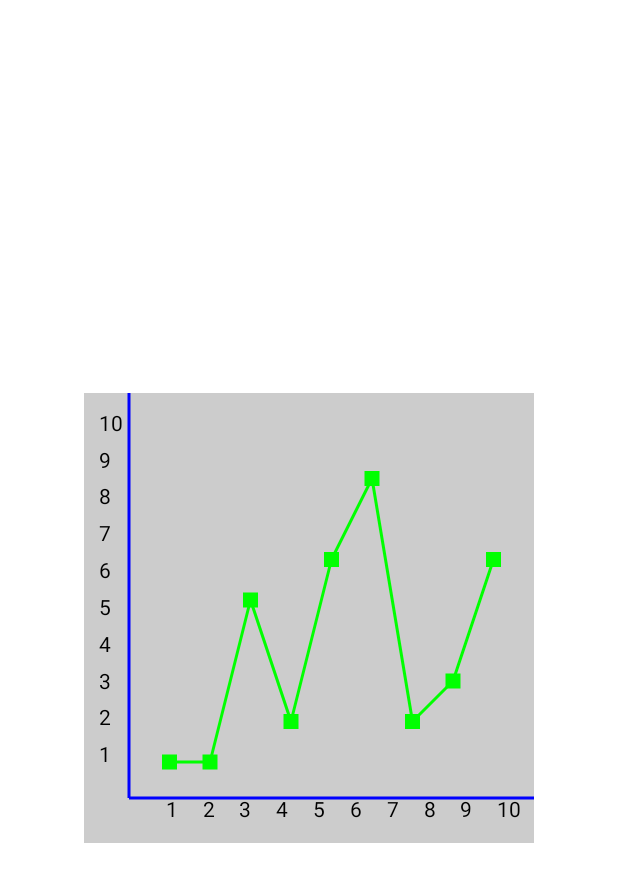
After one commit to iWeLogic/CustomViews, an Android app built with Jetpack Compose: the composable ChartScreen shown on its own in the app's theme, on a phone screen of 412 x 824 dp. The commit adds this screen. Shown: the top 882 px of the screen. Run offline under Robolectric (Android 15) with nearby library versions, the phone set to English and light mode, and no system bars.

Commit message:
base chart

```diff
--- a/app/src/main/java/com/iwelogic/custom/views/MainActivity.kt
+++ b/app/src/main/java/com/iwelogic/custom/views/MainActivity.kt
@@ -7,9 +7,10 @@ import androidx.navigation.compose.NavHost
 import androidx.navigation.compose.composable
 import androidx.navigation.compose.rememberNavController
 import com.iwelogic.custom.views.ui.MainScreen
+import com.iwelogic.custom.views.ui.chart.ChartScreen
 import com.iwelogic.custom.views.ui.navigation.Routes
 import com.iwelogic.custom.views.ui.screens.progress.ProgressScreen
-import com.iwelogic.custom.views.ui.screens.selector.PickerScreen
+import com.iwelogic.custom.views.ui.screens.picker.PickerScreen
 import com.iwelogic.custom.views.ui.theme.CustomViewsTheme
 
 class MainActivity : ComponentActivity() {
@@ -28,6 +29,9 @@ class MainActivity : ComponentActivity() {
                     composable(Routes.PICKER.route) {
                         PickerScreen()
                     }
+                    composable(Routes.CHART.route) {
+                        ChartScreen()
+                    }
                 }
             }
         }
--- /dev/null
+++ b/app/src/main/java/com/iwelogic/custom/views/ui/chart/Chart.kt
@@ -0,0 +1,135 @@
+package com.iwelogic.custom.views.ui.chart
+
+import android.util.Log
+import android.view.MotionEvent
+import androidx.compose.foundation.Canvas
+import androidx.compose.runtime.Composable
+import androidx.compose.runtime.mutableStateOf
+import androidx.compose.runtime.remember
+import androidx.compose.ui.ExperimentalComposeUiApi
+import androidx.compose.ui.Modifier
+import androidx.compose.ui.geometry.Offset
+import androidx.compose.ui.graphics.Color
+import androidx.compose.ui.graphics.PointMode
+import androidx.compose.ui.input.pointer.pointerInteropFilter
+import androidx.compose.ui.text.ExperimentalTextApi
+import androidx.compose.ui.text.drawText
+import androidx.compose.ui.text.rememberTextMeasurer
+import androidx.compose.ui.unit.dp
+
+
+@OptIn(ExperimentalTextApi::class, ExperimentalComposeUiApi::class)
+@Composable
+fun Chart(
+    modifier: Modifier,
+    values: List<Point>
+) {
+    val startDate = System.currentTimeMillis() - 10000
+    val endDate = System.currentTimeMillis()
+
+    val yStart = 110
+    val yEnd = 200
+
+    val lastTouchY = remember {
+        mutableStateOf(0.0f)
+    }
+
+    val lastTouchX = remember {
+        mutableStateOf(0.0f)
+    }
+
+    val textMeasurer = rememberTextMeasurer()
+
+    Canvas(modifier = modifier.pointerInteropFilter { motionEvent ->
+
+        when (motionEvent.action) {
+            MotionEvent.ACTION_DOWN -> {
+                lastTouchX.value = motionEvent.x
+            }
+            MotionEvent.ACTION_UP -> {
+                lastTouchX.value = motionEvent.x
+            }
+        }
+        true
+    }) {
+
+        val padding = 30.dp.toPx()
+
+        drawLine(
+            start = Offset(x = padding, y = size.height - padding),
+            end = Offset(x = size.width, y = size.height - padding),
+            color = Color.Blue,
+            strokeWidth = 2.dp.toPx()
+        )
+
+        drawLine(
+            start = Offset(x = 0 + padding, y = 0f),
+            end = Offset(x = 0 + padding, y = size.height - padding),
+            color = Color.Blue,
+            strokeWidth = 2.dp.toPx()
+        )
+
+        for (i in 0..10) {
+            if (i == 0) continue
+            val delays = (size.height - padding) / 11 * i
+
+            drawText(
+                topLeft = Offset(x = padding / 3, y = size.height - padding - 12.dp.toPx() - delays),
+                textMeasurer = textMeasurer,
+                text = "$i"
+            )
+        }
+
+        for (i in 0..10) {
+
+            if (i == 0) continue
+            val delays = (size.height - padding) / 11 * i
+
+            drawText(
+                topLeft = Offset(x = padding + delays, y = size.height - padding),
+                textMeasurer = textMeasurer,
+                text = "$i"
+            )
+        }
+
+        val deltaY = size.height - padding
+        val deltaX = size.width - padding
+
+        val points = listOf(
+            Offset(padding + deltaX * 0.1f, y = padding + deltaY * 0.8f),
+            Offset(padding + deltaX * 0.2f, y = padding + deltaY * 0.8f),
+            Offset(padding + deltaX * 0.3f, y = padding + deltaY * 0.4f),
+            Offset(padding + deltaX * 0.4f, y = padding + deltaY * 0.7f),
+            Offset(padding + deltaX * 0.5f, y = padding + deltaY * 0.3f),
+            Offset(padding + deltaX * 0.6f, y = padding + deltaY * 0.1f),
+            Offset(padding + deltaX * 0.7f, y = padding + deltaY * 0.7f),
+            Offset(padding + deltaX * 0.8f, y = padding + deltaY * 0.6f),
+            Offset(padding + deltaX * 0.9f, y = padding + deltaY * 0.3f),
+        )
+
+        Log.w("myLog", "_Chart: ${lastTouchX.value}")
+
+        drawPoints(
+            points = points,
+            strokeWidth = 10.dp.toPx(),
+            pointMode = PointMode.Points,
+            color = if (lastTouchX.value > 300f) Color.Blue else Color.Green
+        )
+
+        for (i in points.indices) {
+            if (i < points.size - 1) {
+                drawLine(
+                    start = points[i],
+                    end = points[i + 1],
+                    color = Color.Green,
+                    strokeWidth = 2.dp.toPx()
+                )
+            }
+        }
+    }
+}
+
+data class Point(
+    val x: Int = 0,
+    val y: Int = 0
+)
--- /dev/null
+++ b/app/src/main/java/com/iwelogic/custom/views/ui/chart/ChartScreen.kt
@@ -0,0 +1,27 @@
+package com.iwelogic.custom.views.ui.chart
+
+import androidx.compose.foundation.background
+import androidx.compose.foundation.layout.Box
+import androidx.compose.foundation.layout.fillMaxSize
+import androidx.compose.foundation.layout.height
+import androidx.compose.foundation.layout.width
+import androidx.compose.runtime.Composable
+import androidx.compose.ui.Alignment
+import androidx.compose.ui.Modifier
+import androidx.compose.ui.graphics.Color
+import androidx.compose.ui.unit.dp
+
+@Composable
+fun ChartScreen() {
+
+    Box(modifier = Modifier.fillMaxSize()) {
+        Chart(
+            Modifier
+                .height(300.dp)
+                .width(300.dp)
+                .background(Color.LightGray)
+                .align(Alignment.Center),
+            ArrayList()
+        )
+    }
+}
--- /dev/null
+++ b/app/src/main/java/com/iwelogic/custom/views/ui/chart/ChartState.kt
@@ -0,0 +1,5 @@
+package com.iwelogic.custom.views.ui.chart
+
+data class ChartState(
+    var progress: Boolean = false
+)
--- /dev/null
+++ b/app/src/main/java/com/iwelogic/custom/views/ui/chart/ChartViewModel.kt
@@ -0,0 +1,12 @@
+package com.iwelogic.custom.views.ui.chart
+
+import androidx.compose.runtime.getValue
+import androidx.compose.runtime.mutableStateOf
+import androidx.compose.runtime.setValue
+import androidx.lifecycle.ViewModel
+
+class ChartViewModel : ViewModel() {
+
+    var state by mutableStateOf(ChartState())
+        private set
+}
--- a/app/src/main/java/com/iwelogic/custom/views/ui/navigation/Routes.kt
+++ b/app/src/main/java/com/iwelogic/custom/views/ui/navigation/Routes.kt
@@ -5,5 +5,6 @@ import com.iwelogic.custom.views.R
 enum class Routes(val title: String, val icon: Int, val route: String) {
     MAIN("MAIN", 0, "main"),
     PROGRESS("Progress", R.drawable.progress, "progress"),
-    PICKER("Picker", R.drawable.picker, "picker")
+    PICKER("Picker", R.drawable.picker, "picker"),
+    CHART("Chart", R.drawable.picker, "chart")
 }
--- a/app/src/main/java/com/iwelogic/custom/views/ui/screens/selector/Picker.kt
+++ b/app/src/main/java/com/iwelogic/custom/views/ui/screens/picker/Picker.kt
@@ -1,4 +1,4 @@
-package com.iwelogic.custom.views.ui.screens.selector
+package com.iwelogic.custom.views.ui.screens.picker
 
 import androidx.compose.foundation.ExperimentalFoundationApi
 import androidx.compose.foundation.gestures.snapping.rememberSnapFlingBehavior
--- a/app/src/main/java/com/iwelogic/custom/views/ui/screens/selector/PickerScreen.kt
+++ b/app/src/main/java/com/iwelogic/custom/views/ui/screens/picker/PickerScreen.kt
@@ -1,4 +1,4 @@
-package com.iwelogic.custom.views.ui.screens.selector
+package com.iwelogic.custom.views.ui.screens.picker
 
 import androidx.compose.foundation.background
 import androidx.compose.foundation.layout.*
@@ -18,7 +18,11 @@ import androidx.compose.ui.unit.sp
 @Composable
 fun PickerScreen() {
 
-    Column(modifier = Modifier.fillMaxSize()) {
+    Column(
+        modifier = Modifier
+            .fillMaxSize()
+            .background(Color.White)
+    ) {
 
         val selected = remember {
             mutableStateOf("Red")
@@ -27,7 +31,6 @@ fun PickerScreen() {
         Text(
             modifier = Modifier
                 .align(Alignment.CenterHorizontally)
-                .background(Color.White)
                 .padding(30.dp),
             text = selected.value,
             fontSize = 20.sp,
--- a/app/src/main/java/com/iwelogic/custom/views/ui/screens/selector/PickerState.kt
+++ b/app/src/main/java/com/iwelogic/custom/views/ui/screens/picker/PickerState.kt
@@ -1,4 +1,4 @@
-package com.iwelogic.custom.views.ui.screens.selector
+package com.iwelogic.custom.views.ui.screens.picker
 
 data class PickerState(
     var progress : Boolean = false
--- a/app/src/main/java/com/iwelogic/custom/views/ui/screens/selector/PickerViewModel.kt
+++ b/app/src/main/java/com/iwelogic/custom/views/ui/screens/picker/PickerViewModel.kt
@@ -1,4 +1,4 @@
-package com.iwelogic.custom.views.ui.screens.selector
+package com.iwelogic.custom.views.ui.screens.picker
 
 import androidx.compose.runtime.getValue
 import androidx.compose.runtime.mutableStateOf
```
